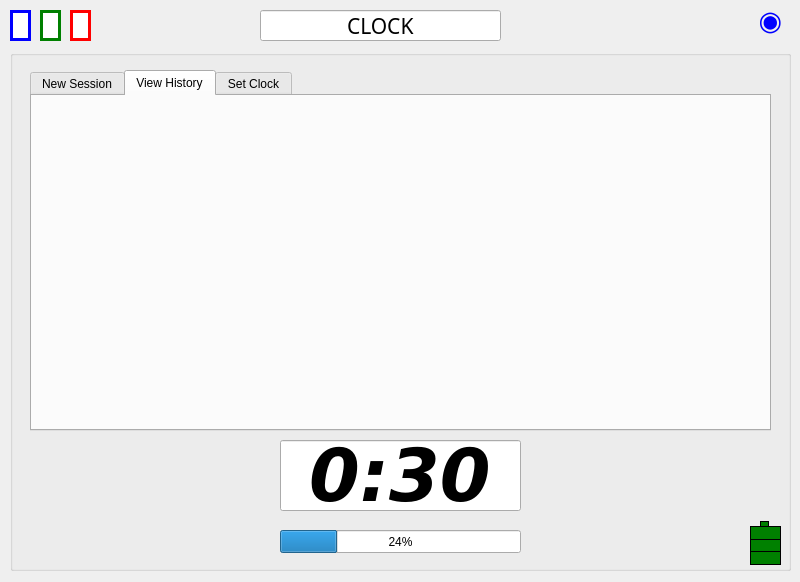
Old version of the form mainwindow.ui in the repository voidranjer/comp3004-final.
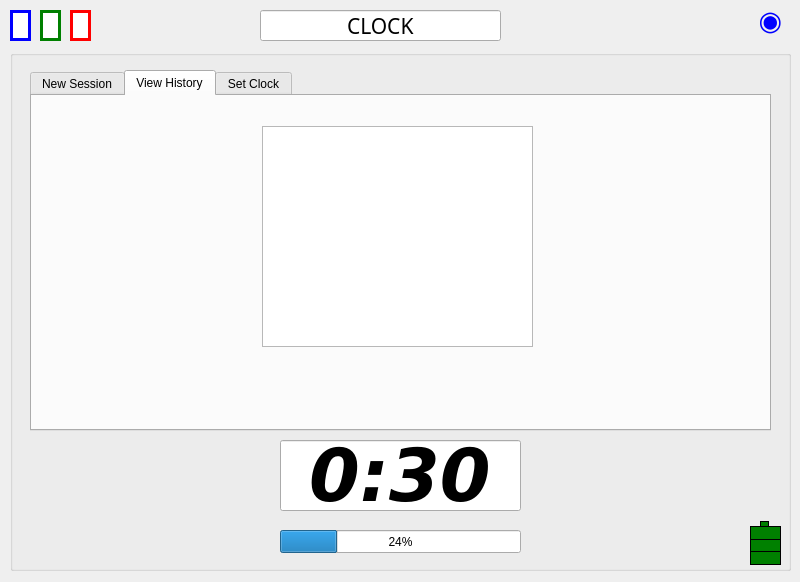
New version of the form. The open tabs and pages were chosen to show the change. Custom widgets are drawn as their Qt base class.

The edit to the form file:
```diff
--- a/mainwindow.ui
+++ b/mainwindow.ui
@@ -221,6 +221,16 @@
       <attribute name="title">
        <string>View History</string>
       </attribute>
+      <widget class="QListWidget" name="logList">
+       <property name="geometry">
+        <rect>
+         <x>230</x>
+         <y>30</y>
+         <width>271</width>
+         <height>221</height>
+        </rect>
+       </property>
+      </widget>
      </widget>
      <widget class="QWidget" name="tab_3">
       <attribute name="title">
```
Left out of the diff: 2 changed lines with no effect on the pictures.
